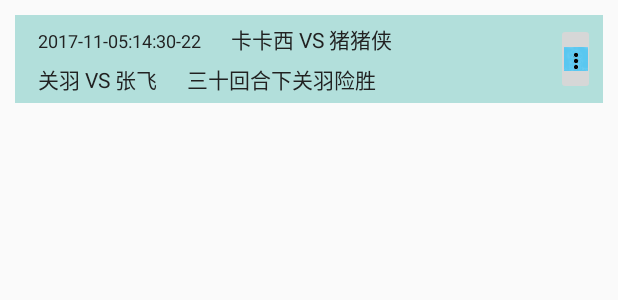
After one commit to jmFang/ThreeKingdoms, an Android app: the layout pk_record_item.xml on its own in the app's theme, with its tools: preview values and no code run, on a phone screen of 412 x 824 dp. The commit adds this screen. Shown: the top 300 px of the screen. Run offline under Robolectric (Android 15) with nearby library versions, the phone set to English and light mode, and no system bars.

Commit message:
完善了轮播动画的图片，增加了三国志界面的listview

```diff
--- /dev/null
+++ b/app/src/main/res/layout/pk_record_item.xml
@@ -0,0 +1,60 @@
+<?xml version="1.0" encoding="utf-8"?>
+<LinearLayout xmlns:android="http://schemas.android.com/apk/res/android"
+    android:layout_width="match_parent"
+    android:layout_margin="10dp"
+    android:padding="5dp"
+    android:background="#B2DFDB"
+    android:layout_height="wrap_content">
+    <LinearLayout
+        android:layout_width="0dp"
+        android:layout_weight="1"
+        android:orientation="vertical"
+        android:layout_height="wrap_content">
+        <LinearLayout
+            android:layout_width="match_parent"
+            android:layout_height="wrap_content"
+            android:layout_marginLeft="10dp"
+            android:layout_marginBottom="5dp"
+            android:orientation="horizontal">
+            <TextView
+                android:layout_width="wrap_content"
+                android:layout_height="wrap_content"
+                android:textSize="12sp"
+                android:textColor="#212121"
+                android:text="2017-11-05:14:30-22"
+                android:id="@+id/text_record_time"/>
+            <TextView
+                android:layout_width="wrap_content"
+                android:layout_height="wrap_content"
+                android:layout_marginLeft="20dp"
+                android:id="@+id/text_record_users"
+                android:textColor="#212121"
+                android:text="卡卡西 VS 猪猪侠"/>
+        </LinearLayout>
+        <LinearLayout
+            android:layout_width="match_parent"
+            android:layout_height="wrap_content"
+            android:layout_marginLeft="10dp"
+            android:orientation="horizontal">
+            <TextView
+                android:layout_width="wrap_content"
+                android:layout_height="wrap_content"
+                android:textColor="#212121"
+                android:text="关羽 VS 张飞"
+                android:id="@+id/text_record_heros" />
+            <TextView
+                android:layout_width="wrap_content"
+                android:layout_height="wrap_content"
+                android:layout_marginLeft="20dp"
+                android:text="三十回合下关羽险胜"
+                android:textColor="#212121"/>
+        </LinearLayout>
+    </LinearLayout>
+
+    <ImageButton
+        android:id="@+id/img_record_moore"
+        android:layout_width="26dp"
+        android:layout_height="match_parent"
+        android:layout_gravity="end|center_vertical"
+        android:src="@mipmap/ic_more" />
+</LinearLayout>
--- a/app/src/main/res/layout/tab01.xml
+++ b/app/src/main/res/layout/tab01.xml
@@ -17,4 +17,5 @@
         android:textSize="30sp"
         android:textStyle="bold" />
 
+
 </LinearLayout>
```
Also changed, not shown: app/src/main/java/com/example/jiamoufang/threekingdoms/entities/PkRecords.java (added, +49 -0 lines), app/src/main/java/com/example/jiamoufang/threekingdoms/fragment/HitHeroFragment.java (+6 -3 lines), app/src/main/res/drawable/ic_caocao.jpg (added), app/src/main/res/drawable/ic_diaochan.jpg (added), app/src/main/res/drawable/ic_guanyu.jpg (added), app/src/main/res/drawable/ic_simayi.jpg (added), app/src/main/res/drawable/ic_zhouyu.jpg (added), app/src/main/res/drawable/ic_zhugeliang.jpg (added), app/src/main/res/mipmap-hdpi/ic_more.png (added), app/src/main/res/mipmap-hdpi/ic_more_vert_black_48dp.png (added).
